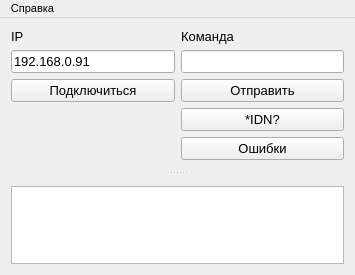
Before: the Qt Designer form ui/mainwindow.ui in irsural/spectrum_reader, drawn with Qt 5.
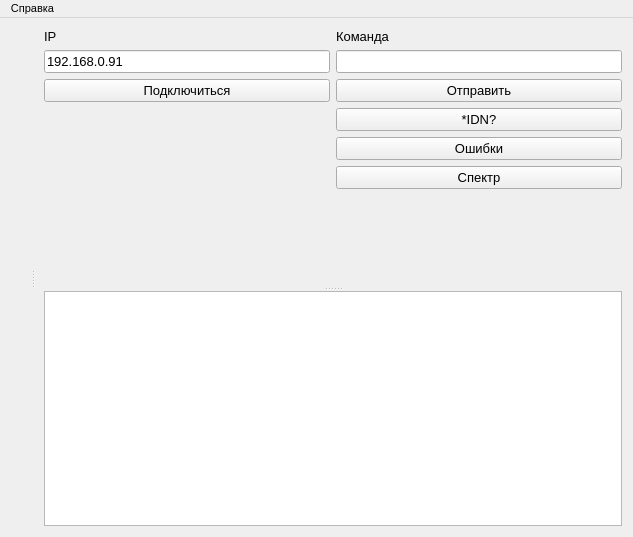
After: the same form once the commit is applied. Icons and pictures are not drawn.

What changed in the file:
```diff
--- a/ui/mainwindow.ui
+++ b/ui/mainwindow.ui
@@ -6,8 +6,8 @@
    <rect>
     <x>0</x>
     <y>0</y>
-    <width>355</width>
-    <height>275</height>
+    <width>633</width>
+    <height>537</height>
    </rect>
   </property>
   <property name="font">
@@ -29,31 +29,66 @@
    <bool>false</bool>
   </property>
   <widget class="QWidget" name="centralWidget">
-   <layout class="QGridLayout" name="gridLayout_2">
-    <property name="leftMargin">
-     <number>0</number>
-    </property>
-    <property name="topMargin">
-     <number>0</number>
-    </property>
-    <property name="rightMargin">
-     <number>0</number>
-    </property>
-    <property name="bottomMargin">
-     <number>0</number>
-    </property>
-    <property name="spacing">
-     <number>0</number>
-    </property>
+   <layout class="QGridLayout" name="gridLayout">
     <item row="0" column="0">
-     <widget class="QSplitter" name="splitter">
+     <widget class="QSplitter" name="mw_splitter_2">
+      <property name="orientation">
+       <enum>Qt::Horizontal</enum>
+      </property>
+      <widget class="QWidget" name="layoutWidget">
+       <layout class="QVBoxLayout" name="chart_layout">
+        <property name="leftMargin">
+         <number>0</number>
+        </property>
+        <property name="topMargin">
+         <number>0</number>
+        </property>
+        <property name="rightMargin">
+         <number>9</number>
+        </property>
+        <property name="bottomMargin">
+         <number>0</number>
+        </property>
+       </layout>
+      </widget>
+      <widget class="QWidget" name="verticalLayoutWidget">
+       <layout class="QVBoxLayout" name="verticalLayout_3">
+        <property name="leftMargin">
+         <number>9</number>
+        </property>
+        <property name="topMargin">
+         <number>0</number>
+        </property>
+        <property name="rightMargin">
+         <number>0</number>
+        </property>
+        <property name="bottomMargin">
+         <number>0</number>
+        </property>
+        <item>
+         <widget class="QSplitter" name="mw_splitter_1">
       <property name="orientation">
        <enum>Qt::Vertical</enum>
       </property>
       <widget class="QWidget" name="horizontalLayoutWidget">
        <layout class="QHBoxLayout" name="horizontalLayout_2">
+            <property name="leftMargin">
+             <number>0</number>
+            </property>
+            <property name="topMargin">
+             <number>0</number>
+            </property>
+            <property name="rightMargin">
+             <number>0</number>
+            </property>
         <item>
          <layout class="QVBoxLayout" name="verticalLayout_2">
+              <property name="leftMargin">
+               <number>0</number>
+              </property>
+              <property name="rightMargin">
+               <number>0</number>
+              </property>
           <item>
            <widget class="QLabel" name="label_2">
             <property name="text">
@@ -92,6 +127,12 @@
         </item>
         <item>
          <layout class="QVBoxLayout" name="verticalLayout">
+              <property name="leftMargin">
+               <number>0</number>
+              </property>
+              <property name="rightMargin">
+               <number>0</number>
+              </property>
           <item>
            <widget class="QLabel" name="label">
             <property name="text">
@@ -123,6 +164,13 @@
             </property>
            </widget>
           </item>
+              <item>
+               <widget class="QPushButton" name="read_specter_button">
+                <property name="text">
+                 <string>Спектр</string>
+                </property>
+               </widget>
+              </item>
           <item>
            <spacer name="verticalSpacer_2">
             <property name="orientation">
@@ -140,10 +188,8 @@
         </item>
        </layout>
       </widget>
-      <widget class="QWidget" name="gridLayoutWidget">
-       <layout class="QGridLayout" name="gridLayout">
-        <item row="0" column="0">
          <widget class="QTextEdit" name="log_text_edit"/>
+         </widget>
         </item>
        </layout>
       </widget>
@@ -156,7 +202,7 @@
     <rect>
      <x>0</x>
      <y>0</y>
-     <width>355</width>
+     <width>633</width>
      <height>19</height>
     </rect>
    </property>
```
Left out of the diff: 4 changed lines with no effect on the pictures. Lines whose indentation alone changed are shown as unchanged.
